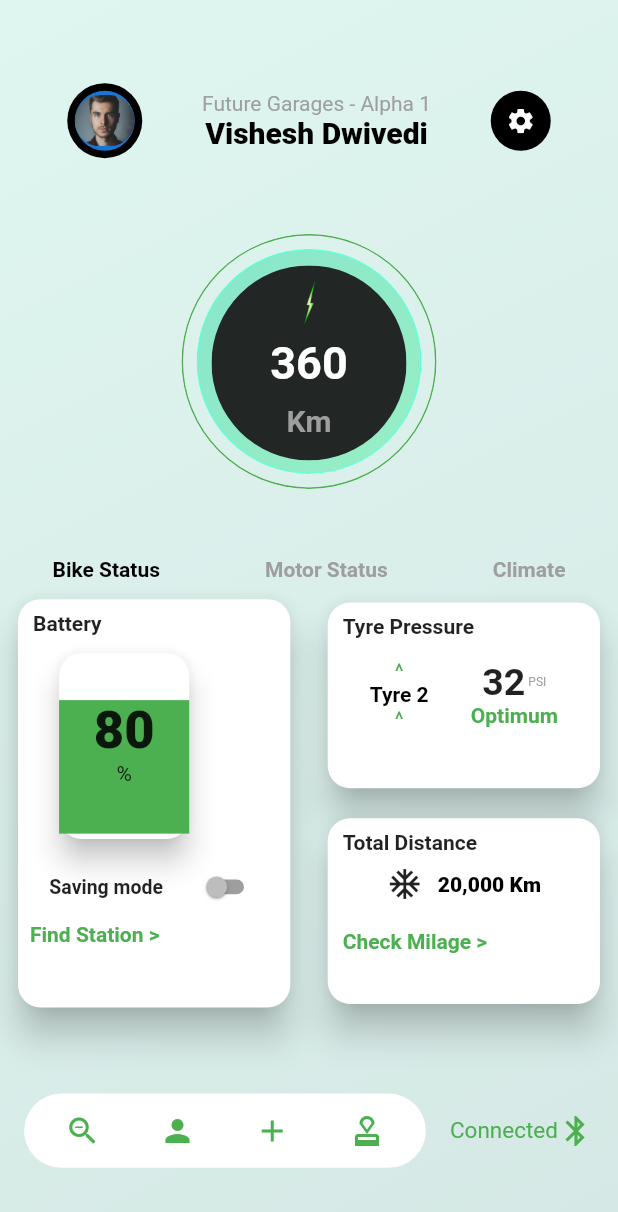
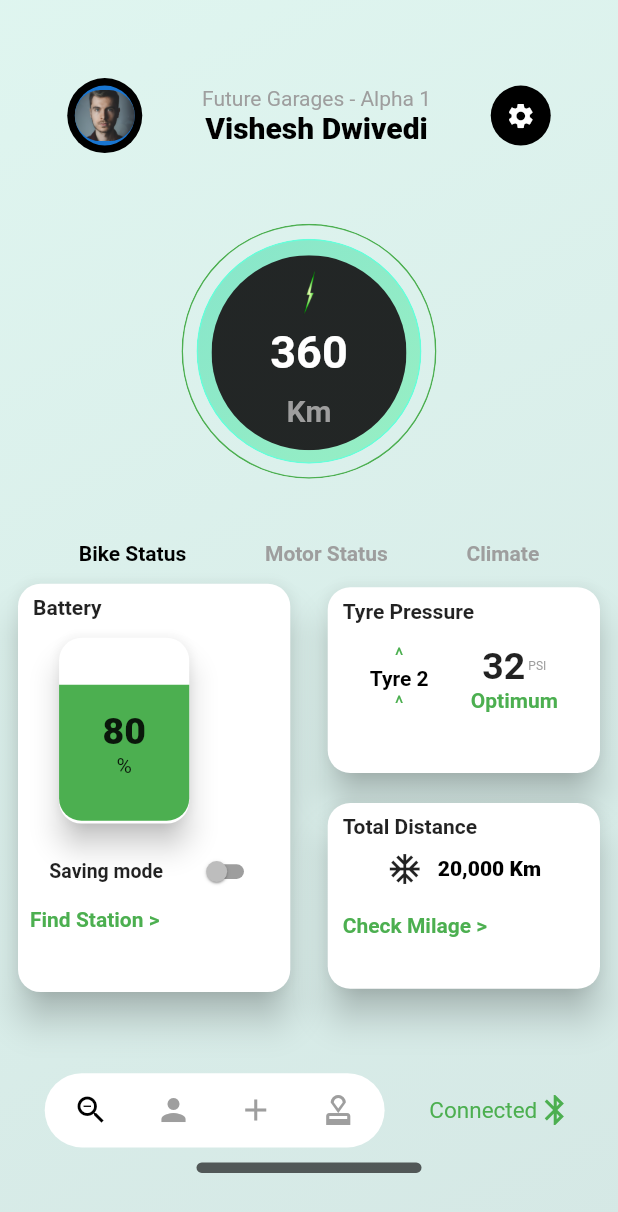
Before and after one commit to vinayking01/future_garage_app, a Flutter app: the screen it shows after launch, on a phone screen of 412 x 824 dp. Shown: the top 1212 px of the screen. Run offline on Flutter 3.47's test engine with Material 2 defaults, Android fonts, the light colour scheme and no system bars.

Commit message:
minor changes done and now more compatiable

```diff
--- a/lib/LowerBar.dart
+++ b/lib/LowerBar.dart
@@ -21,7 +21,7 @@ class _LowerBarState extends State<LowerBar> {
         children: <Widget>[
           Container(
             height: height * 0.06,
-            width: width * 0.65,
+            width: width * 0.55,
             decoration: BoxDecoration(
                 color: Colors.white,
                 borderRadius: BorderRadius.all(
@@ -40,7 +40,7 @@ class _LowerBarState extends State<LowerBar> {
                   },
                   icon: Icon(
                     Icons.zoom_out,
-                    color: Colors.green,
+                    color: Colors.black,
                   ),
                 ),
 
@@ -53,7 +53,7 @@ class _LowerBarState extends State<LowerBar> {
                   },
                   icon: Icon(
                     Icons.person,
-                    color: Colors.green,
+                    color: Colors.grey,
                   ),
                 ),
                 IconButton(
@@ -65,7 +65,7 @@ class _LowerBarState extends State<LowerBar> {
                   },
                   icon: Icon(
                     Icons.add,
-                    color: Colors.green,
+                    color: Colors.grey,
                   ),
                 ),
 
@@ -78,7 +78,7 @@ class _LowerBarState extends State<LowerBar> {
                   },
                   icon: Icon(
                     Icons.approval,
-                    color: Colors.green,
+                    color: Colors.grey,
                   ),
                 ),
 
--- a/lib/main.dart
+++ b/lib/main.dart
@@ -40,7 +40,24 @@ class _MyAppState extends State<MyApp> {
               UpperBar(),
               UpperBody(),
               MiddleBody(),
-              LowerBar(),
+              Container(
+                child: Column(
+                  children: <Widget>[
+                    LowerBar(),
+                    SizedBox(
+                      height: 10,
+                    ),
+                    Container(
+                      height: 7,
+                      width: 150,
+                      decoration: BoxDecoration(
+                        color: Color.fromRGBO(24, 25, 26, 0.7),
+                        borderRadius: BorderRadius.circular(20.0),
+                      ),
+                    ),
+                  ],
+                ),
+              ),
             ],
           ),
         ),
--- a/lib/middleBody.dart
+++ b/lib/middleBody.dart
@@ -12,12 +12,13 @@ class _MiddleBodyState extends State<MiddleBody> {
   @override
   Widget build(BuildContext context) {
     double height = MediaQuery.of(context).size.height;
+    double h1 = height * 0.038;
     double width = MediaQuery.of(context).size.width;
     return Container(
       child: Column(
         children: <Widget>[
           Row(
-            mainAxisAlignment: MainAxisAlignment.spaceAround,
+            mainAxisAlignment: MainAxisAlignment.spaceEvenly,
             children: const <Widget>[
               Text(
                 "Bike Status",
@@ -71,14 +72,51 @@ class _MiddleBodyState extends State<MiddleBody> {
                               ),
                             ),
                           ],
-                        )
-                      ,
+                        ),
+                        // Container(
+                        //    // decoration: BoxDecoration(color: Colors.blue),
+                        //   height: height * 0.16,
+                        //   width: width * 0.23,
+                        //   // width: 90,
+                        //   margin: EdgeInsets.fromLTRB(0,0, 40, 0),
+                        //   child: Card(
+                        //     shape: RoundedRectangleBorder(
+                        //       borderRadius: BorderRadius.circular(15.0),
+                        //     ),
+                        //     elevation: 8,
+                        //     child: Column(
+                        //       children: <Widget>[
+                        //         Container(
+                        //           height: height * 0.038,
+                        //           width: width * 0.23,
+                        //         ),
+                        //         Container(
+                        //             height: height * 0.108,
+                        //             width: width * 0.22,
+                        //             color: Colors.green,
+                        //
+                        //           child: Column(children: <Widget>[
+                        //             Container(
+                        //               child: Text(
+                        //                 "80",
+                        //                 style: TextStyle(
+                        //                   fontWeight: FontWeight.w900,
+                        //                   fontSize: 35,
+                        //                 ),
+                        //               ),
+                        //             ),
+                        //             Center(child: Text("%")),
+                        //           ],
+                        //           ),
+                        //         ),
+                        //       ],
+                        //     ),
+                        //   ),
+                        // ),
                         Container(
-                           // decoration: BoxDecoration(color: Colors.blue),
                           height: height * 0.16,
                           width: width * 0.23,
-                          // width: 90,
-                          margin: EdgeInsets.fromLTRB(0,0, 40, 0),
+                          margin: EdgeInsets.fromLTRB(0, 0, 40, 0,),
                           child: Card(
                             shape: RoundedRectangleBorder(
                               borderRadius: BorderRadius.circular(15.0),
@@ -87,21 +125,28 @@ class _MiddleBodyState extends State<MiddleBody> {
                             child: Column(
                               children: <Widget>[
                                 Container(
-                                  height: height * 0.038,
+                                  height: h1,
                                   width: width * 0.23,
                                 ),
                                 Container(
-                                    height: height * 0.108,
-                                    width: width * 0.22,
+                                  height: height * 0.110,
+                                  width: width * 0.23,
+                                  decoration: BoxDecoration(
                                     color: Colors.green,
-
-                                  child: Column(children: <Widget>[
+                                    borderRadius: const BorderRadius.only(
+                                      bottomLeft: Radius.circular(15.0),
+                                      bottomRight: Radius.circular(15.0),
+                                    ),
+                                  ),
+                                  child: Column(
+                                    children: <Widget>[
                                       Container(
+                                        padding: EdgeInsets.only(top: height*0.02),
                                         child: Text(
                                           "80",
                                           style: TextStyle(
                                             fontWeight: FontWeight.w900,
-                                          fontSize: 35,
+                                            fontSize: 25,
                                           ),
                                         ),
                                       ),
```
Lines whose indentation alone changed are shown as unchanged.
